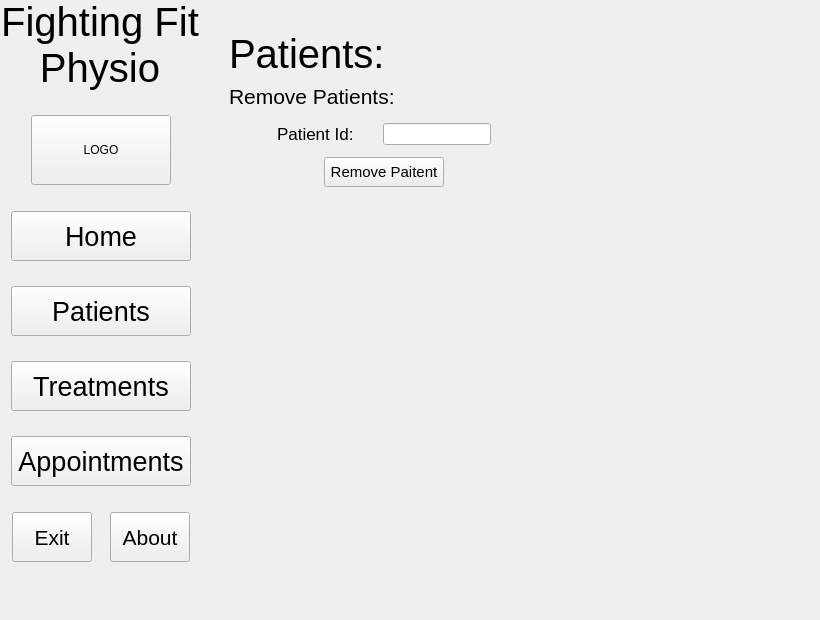
Qt form FIA3.ui (srcoggin/FIA3) before a commit.
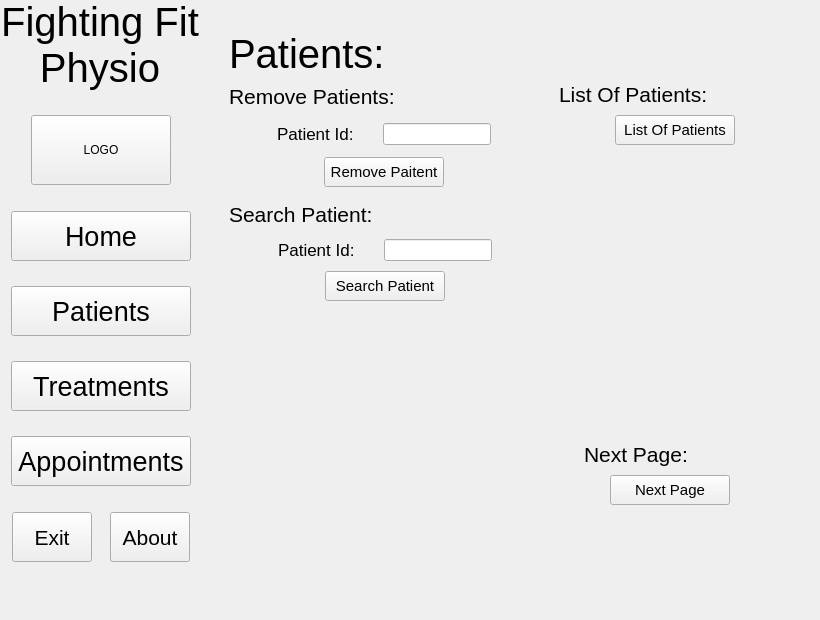
The same form after that commit.

Commit message: finished off page one of patients and finished data dictionaries and conceptual schemas

Patch:
```diff
--- a/FIA3.ui
+++ b/FIA3.ui
@@ -388,6 +388,491 @@
       </item>
      </layout>
     </widget>
+    <widget class="QWidget" name="">
+     <property name="geometry">
+      <rect>
+       <x>340</x>
+       <y>60</y>
+       <width>232</width>
+       <height>360</height>
+      </rect>
+     </property>
+     <layout class="QVBoxLayout" name="verticalLayout_5">
+      <item>
+       <layout class="QHBoxLayout" name="horizontalLayout_13">
+        <item>
+         <widget class="QLabel" name="label_8">
+          <property name="minimumSize">
+           <size>
+            <width>170</width>
+            <height>30</height>
+           </size>
+          </property>
+          <property name="maximumSize">
+           <size>
+            <width>170</width>
+            <height>30</height>
+           </size>
+          </property>
+          <property name="font">
+           <font>
+            <pointsize>16</pointsize>
+           </font>
+          </property>
+          <property name="text">
+           <string>List Of Patients:</string>
+          </property>
+         </widget>
+        </item>
+        <item>
+         <spacer name="horizontalSpacer_23">
+          <property name="orientation">
+           <enum>Qt::Horizontal</enum>
+          </property>
+          <property name="sizeHint" stdset="0">
+           <size>
+            <width>40</width>
+            <height>20</height>
+           </size>
+          </property>
+         </spacer>
+        </item>
+       </layout>
+      </item>
+      <item>
+       <layout class="QHBoxLayout" name="horizontalLayout_14">
+        <item>
+         <spacer name="horizontalSpacer_21">
+          <property name="orientation">
+           <enum>Qt::Horizontal</enum>
+          </property>
+          <property name="sizeHint" stdset="0">
+           <size>
+            <width>40</width>
+            <height>20</height>
+           </size>
+          </property>
+         </spacer>
+        </item>
+        <item>
+         <widget class="QPushButton" name="List_Of_Patients_Button">
+          <property name="minimumSize">
+           <size>
+            <width>120</width>
+            <height>30</height>
+           </size>
+          </property>
+          <property name="maximumSize">
+           <size>
+            <width>120</width>
+            <height>30</height>
+           </size>
+          </property>
+          <property name="font">
+           <font>
+            <pointsize>11</pointsize>
+           </font>
+          </property>
+          <property name="text">
+           <string>List Of Patients</string>
+          </property>
+         </widget>
+        </item>
+        <item>
+         <spacer name="horizontalSpacer_22">
+          <property name="orientation">
+           <enum>Qt::Horizontal</enum>
+          </property>
+          <property name="sizeHint" stdset="0">
+           <size>
+            <width>40</width>
+            <height>20</height>
+           </size>
+          </property>
+         </spacer>
+        </item>
+       </layout>
+      </item>
+      <item>
+       <spacer name="verticalSpacer_9">
+        <property name="orientation">
+         <enum>Qt::Vertical</enum>
+        </property>
+        <property name="sizeHint" stdset="0">
+         <size>
+          <width>20</width>
+          <height>40</height>
+         </size>
+        </property>
+       </spacer>
+      </item>
+      <item>
+       <widget class="QLabel" name="List_Of_Patients_Label">
+        <property name="minimumSize">
+         <size>
+          <width>230</width>
+          <height>270</height>
+         </size>
+        </property>
+        <property name="maximumSize">
+         <size>
+          <width>230</width>
+          <height>270</height>
+         </size>
+        </property>
+        <property name="text">
+         <string/>
+        </property>
+       </widget>
+      </item>
+      <item>
+       <spacer name="verticalSpacer_12">
+        <property name="orientation">
+         <enum>Qt::Vertical</enum>
+        </property>
+        <property name="sizeHint" stdset="0">
+         <size>
+          <width>20</width>
+          <height>40</height>
+         </size>
+        </property>
+       </spacer>
+      </item>
+     </layout>
+    </widget>
+    <widget class="QWidget" name="">
+     <property name="geometry">
+      <rect>
+       <x>10</x>
+       <y>180</y>
+       <width>312</width>
+       <height>392</height>
+      </rect>
+     </property>
+     <layout class="QVBoxLayout" name="verticalLayout_6">
+      <item>
+       <layout class="QHBoxLayout" name="horizontalLayout_17">
+        <item>
+         <widget class="QLabel" name="label_9">
+          <property name="minimumSize">
+           <size>
+            <width>170</width>
+            <height>30</height>
+           </size>
+          </property>
+          <property name="maximumSize">
+           <size>
+            <width>170</width>
+            <height>30</height>
+           </size>
+          </property>
+          <property name="font">
+           <font>
+            <pointsize>16</pointsize>
+           </font>
+          </property>
+          <property name="text">
+           <string>Search Patient:</string>
+          </property>
+         </widget>
+        </item>
+        <item>
+         <spacer name="horizontalSpacer_26">
+          <property name="orientation">
+           <enum>Qt::Horizontal</enum>
+          </property>
+          <property name="sizeHint" stdset="0">
+           <size>
+            <width>40</width>
+            <height>20</height>
+           </size>
+          </property>
+         </spacer>
+        </item>
+       </layout>
+      </item>
+      <item>
+       <layout class="QHBoxLayout" name="horizontalLayout_16">
+        <item>
+         <spacer name="horizontalSpacer_27">
+          <property name="orientation">
+           <enum>Qt::Horizontal</enum>
+          </property>
+          <property name="sizeHint" stdset="0">
+           <size>
+            <width>40</width>
+            <height>20</height>
+           </size>
+          </property>
+         </spacer>
+        </item>
+        <item>
+         <widget class="QLabel" name="label_10">
+          <property name="minimumSize">
+           <size>
+            <width>100</width>
+            <height>30</height>
+           </size>
+          </property>
+          <property name="maximumSize">
+           <size>
+            <width>100</width>
+            <height>30</height>
+           </size>
+          </property>
+          <property name="font">
+           <font>
+            <pointsize>13</pointsize>
+           </font>
+          </property>
+          <property name="text">
+           <string>Patient Id:</string>
+          </property>
+         </widget>
+        </item>
+        <item>
+         <widget class="QLineEdit" name="Patient_Id_Search_Patient"/>
+        </item>
+        <item>
+         <spacer name="horizontalSpacer_28">
+          <property name="orientation">
+           <enum>Qt::Horizontal</enum>
+          </property>
+          <property name="sizeHint" stdset="0">
+           <size>
+            <width>40</width>
+            <height>20</height>
+           </size>
+          </property>
+         </spacer>
+        </item>
+       </layout>
+      </item>
+      <item>
+       <layout class="QHBoxLayout" name="horizontalLayout_15">
+        <item>
+         <spacer name="horizontalSpacer_24">
+          <property name="orientation">
+           <enum>Qt::Horizontal</enum>
+          </property>
+          <property name="sizeHint" stdset="0">
+           <size>
+            <width>40</width>
+            <height>20</height>
+           </size>
+          </property>
+         </spacer>
+        </item>
+        <item>
+         <widget class="QPushButton" name="Search_Patient_Button">
+          <property name="minimumSize">
+           <size>
+            <width>120</width>
+            <height>30</height>
+           </size>
+          </property>
+          <property name="maximumSize">
+           <size>
+            <width>120</width>
+            <height>30</height>
+           </size>
+          </property>
+          <property name="font">
+           <font>
+            <pointsize>11</pointsize>
+           </font>
+          </property>
+          <property name="text">
+           <string>Search Patient</string>
+          </property>
+         </widget>
+        </item>
+        <item>
+         <spacer name="horizontalSpacer_25">
+          <property name="orientation">
+           <enum>Qt::Horizontal</enum>
+          </property>
+          <property name="sizeHint" stdset="0">
+           <size>
+            <width>40</width>
+            <height>20</height>
+           </size>
+          </property>
+         </spacer>
+        </item>
+       </layout>
+      </item>
+      <item>
+       <widget class="QLabel" name="Search_Patient_Label">
+        <property name="minimumSize">
+         <size>
+          <width>310</width>
+          <height>270</height>
+         </size>
+        </property>
+        <property name="maximumSize">
+         <size>
+          <width>310</width>
+          <height>270</height>
+         </size>
+        </property>
+        <property name="text">
+         <string/>
+        </property>
+       </widget>
+      </item>
+      <item>
+       <spacer name="verticalSpacer_11">
+        <property name="orientation">
+         <enum>Qt::Vertical</enum>
+        </property>
+        <property name="sizeHint" stdset="0">
+         <size>
+          <width>20</width>
+          <height>40</height>
+         </size>
+        </property>
+       </spacer>
+      </item>
+     </layout>
+    </widget>
+    <widget class="QWidget" name="">
+     <property name="geometry">
+      <rect>
+       <x>330</x>
+       <y>420</y>
+       <width>241</width>
+       <height>141</height>
+      </rect>
+     </property>
+     <layout class="QVBoxLayout" name="verticalLayout_8">
+      <item>
+       <layout class="QVBoxLayout" name="verticalLayout_7">
+        <item>
+         <layout class="QHBoxLayout" name="horizontalLayout_18">
+          <item>
+           <spacer name="horizontalSpacer_30">
+            <property name="orientation">
+             <enum>Qt::Horizontal</enum>
+            </property>
+            <property name="sizeHint" stdset="0">
+             <size>
+              <width>40</width>
+              <height>20</height>
+             </size>
+            </property>
+           </spacer>
+          </item>
+          <item>
+           <widget class="QLabel" name="label_11">
+            <property name="minimumSize">
+             <size>
+              <width>170</width>
+              <height>30</height>
+             </size>
+            </property>
+            <property name="maximumSize">
+             <size>
+              <width>170</width>
+              <height>30</height>
+             </size>
+            </property>
+            <property name="font">
+             <font>
+              <pointsize>16</pointsize>
+             </font>
+            </property>
+            <property name="text">
+             <string>Next Page:</string>
+            </property>
+           </widget>
+          </item>
+          <item>
+           <spacer name="horizontalSpacer_29">
+            <property name="orientation">
+             <enum>Qt::Horizontal</enum>
+            </property>
+            <property name="sizeHint" stdset="0">
+             <size>
+              <width>40</width>
+              <height>20</height>
+             </size>
+            </property>
+           </spacer>
+          </item>
+         </layout>
+        </item>
+        <item>
+         <layout class="QHBoxLayout" name="horizontalLayout_19">
+          <item>
+           <spacer name="horizontalSpacer_31">
+            <property name="orientation">
+             <enum>Qt::Horizontal</enum>
+            </property>
+            <property name="sizeHint" stdset="0">
+             <size>
+              <width>40</width>
+              <height>20</height>
+             </size>
+            </property>
+           </spacer>
+          </item>
+          <item>
+           <widget class="QPushButton" name="Search_Patient_Button_2">
+            <property name="minimumSize">
+             <size>
+              <width>120</width>
+              <height>30</height>
+             </size>
+            </property>
+            <property name="maximumSize">
+             <size>
+              <width>120</width>
+              <height>30</height>
+             </size>
+            </property>
+            <property name="font">
+             <font>
+              <pointsize>11</pointsize>
+             </font>
+            </property>
+            <property name="text">
+             <string>Next Page</string>
+            </property>
+           </widget>
+          </item>
+          <item>
+           <spacer name="horizontalSpacer_32">
+            <property name="orientation">
+             <enum>Qt::Horizontal</enum>
+            </property>
+            <property name="sizeHint" stdset="0">
+             <size>
+              <width>40</width>
+              <height>20</height>
+             </size>
+            </property>
+           </spacer>
+          </item>
+         </layout>
+        </item>
+       </layout>
+      </item>
+      <item>
+       <spacer name="verticalSpacer_10">
+        <property name="orientation">
+         <enum>Qt::Vertical</enum>
+        </property>
+        <property name="sizeHint" stdset="0">
+         <size>
+          <width>20</width>
+          <height>40</height>
+         </size>
+        </property>
+       </spacer>
+      </item>
+     </layout>
+    </widget>
    </widget>
   </widget>
   <widget class="QWidget" name="">
```
Left out of the diff: 4 changed lines with no effect on the pictures. The commit also changes 5 other files.
